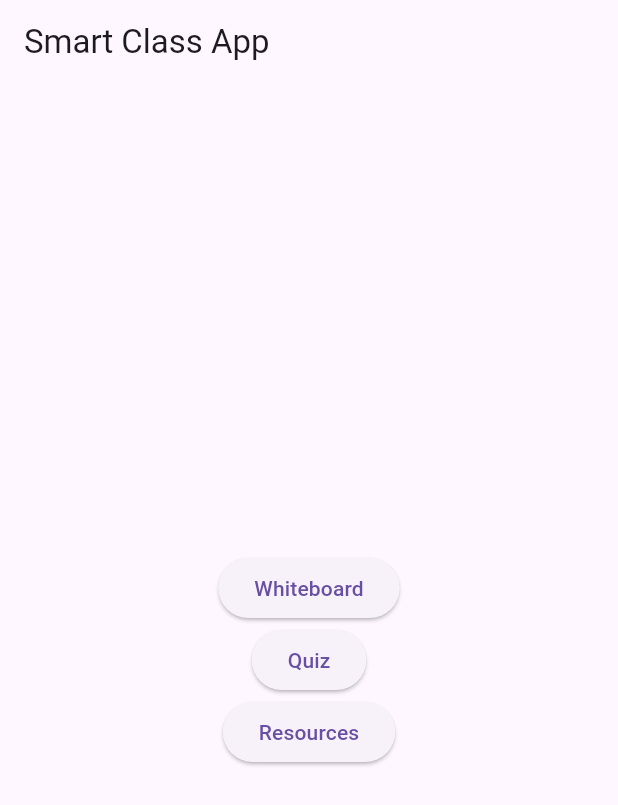
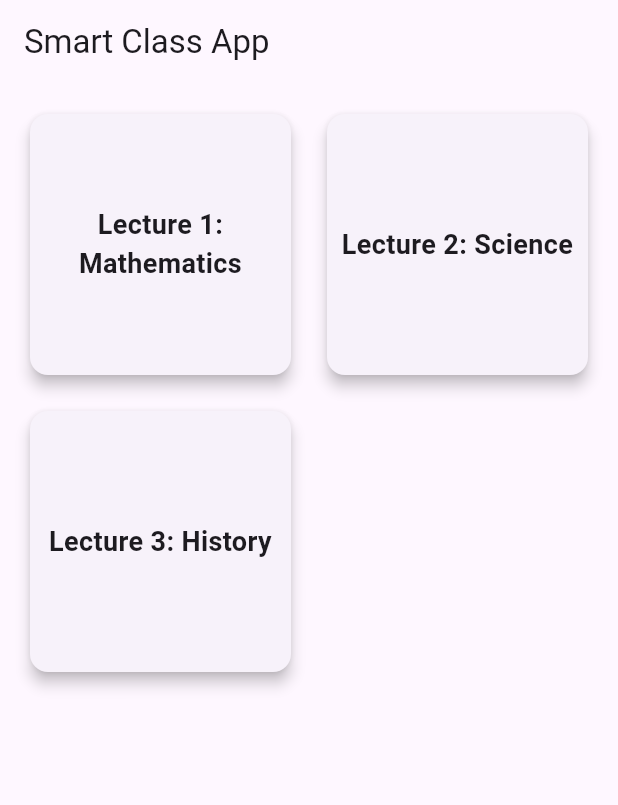
Before and after one commit to lohiaparth/smart_class_app, a Flutter app: the screen it shows after launch, on a phone screen of 412 x 824 dp. Shown: the top 805 px of the screen. Run offline on Flutter 3.47's test engine with Material 3 defaults, Android fonts, the phone set to English and light mode, and no system bars.

Commit message:
home update

```diff
--- a/lib/home_page.dart
+++ b/lib/home_page.dart
@@ -1,50 +1,151 @@
-// home_page.dart
 import 'package:flutter/material.dart';
 import 'whiteboard_page.dart';
 import 'quiz_page.dart';
 import 'resources_page.dart';
 
+void main() => runApp(SmartClassApp());
+
+class SmartClassApp extends StatelessWidget {
+  @override
+  Widget build(BuildContext context) {
+    return MaterialApp(
+      title: 'Smart Class',
+      theme: ThemeData(primarySwatch: Colors.blue),
+      home: HomePage(),
+    );
+  }
+}
+
 class HomePage extends StatelessWidget {
+  final List<String> lectureNames = [
+    'Lecture 1: Mathematics',
+    'Lecture 2: Science',
+    'Lecture 3: History',
+  ];
+
   @override
   Widget build(BuildContext context) {
     return Scaffold(
       appBar: AppBar(
         title: Text('Smart Class App'),
       ),
-      body: Center(
-        child: Column(
-          mainAxisAlignment: MainAxisAlignment.center,
-          children: [
-            ElevatedButton(
-              child: Text('Whiteboard'),
-              onPressed: () {
-                Navigator.push(
-                  context,
-                  MaterialPageRoute(builder: (context) => WhiteboardPage()),
+      body: GridView.builder(
+        padding: EdgeInsets.all(16.0),
+        gridDelegate: SliverGridDelegateWithFixedCrossAxisCount(
+          crossAxisCount: 2,
+          crossAxisSpacing: 16.0,
+          mainAxisSpacing: 16.0,
+          childAspectRatio: 1,
+        ),
+        itemCount: lectureNames.length,
+        itemBuilder: (context, index) {
+          return LectureCard(
+            lectureName: lectureNames[index],
           );
         },
       ),
-            ElevatedButton(
-              child: Text('Quiz'),
-              onPressed: () {
+    );
+  }
+}
+
+class LectureCard extends StatelessWidget {
+  final String lectureName;
+
+  LectureCard({required this.lectureName});
+
+  @override
+  Widget build(BuildContext context) {
+    return GestureDetector(
+      onTap: () {
         Navigator.push(
           context,
-                  MaterialPageRoute(builder: (context) => QuizPage()),
+          MaterialPageRoute(
+            builder: (context) => LectureDetailPage(lectureName: lectureName),
+          ),
         );
       },
+      child: Card(
+        elevation: 4,
+        shape: RoundedRectangleBorder(
+          borderRadius: BorderRadius.circular(12),
         ),
-            ElevatedButton(
-              child: Text('Resources'),
-              onPressed: () {
-                Navigator.push(
-                  context,
-                  MaterialPageRoute(builder: (context) => ResourcesPage()),
-                );
-              },
+        child: Center(
+          child: Text(
+            lectureName,
+            style: TextStyle(fontSize: 18, fontWeight: FontWeight.bold),
+            textAlign: TextAlign.center,
           ),
-          ],
         ),
       ),
     );
   }
 }
+
+class LectureDetailPage extends StatelessWidget {
+  final String lectureName;
+
+  LectureDetailPage({required this.lectureName});
+
+  @override
+  Widget build(BuildContext context) {
+    return Scaffold(
+      appBar: AppBar(
+        title: Text(lectureName),
+      ),
+      body: Row(
+        children: [
+          NavigationRail(
+            backgroundColor: Colors.black87,
+            selectedIndex: 0,
+            onDestinationSelected: (int index) {
+              if (index == 0) {
+                Navigator.push(
+                  context,
+                  MaterialPageRoute(builder: (context) => WhiteboardPage()),
+                );
+              } else if (index == 1) {
+                Navigator.push(
+                  context,
+                  MaterialPageRoute(builder: (context) => QuizPage()),
+                );
+              } else if (index == 2) {
+                Navigator.push(
+                  context,
+                  MaterialPageRoute(builder: (context) => ResourcesPage()),
+                );
+              }
+            },
+            labelType: NavigationRailLabelType.all,
+            selectedLabelTextStyle: TextStyle(color: Colors.white),
+            unselectedLabelTextStyle: TextStyle(color: Colors.white70),
+            destinations: [
+              NavigationRailDestination(
+                icon: Icon(Icons.dashboard, color: Colors.white70),
+                selectedIcon: Icon(Icons.dashboard, color: Colors.white),
+                label: Text('Whiteboard'),
+              ),
+              NavigationRailDestination(
+                icon: Icon(Icons.quiz, color: Colors.white70),
+                selectedIcon: Icon(Icons.quiz, color: Colors.white),
+                label: Text('Quiz'),
+              ),
+              NavigationRailDestination(
+                icon: Icon(Icons.book, color: Colors.white70),
+                selectedIcon: Icon(Icons.book, color: Colors.white),
+                label: Text('Resources'),
+              ),
+            ],
+          ),
+          Expanded(
+            child: Center(
+              child: Text(
+                'Select an option from the sidebar',
+                style: TextStyle(fontSize: 24, color: Colors.grey),
+              ),
+            ),
+          ),
+        ],
+      ),
+    );
+  }
+}
```
Lines whose indentation alone changed are shown as unchanged.
